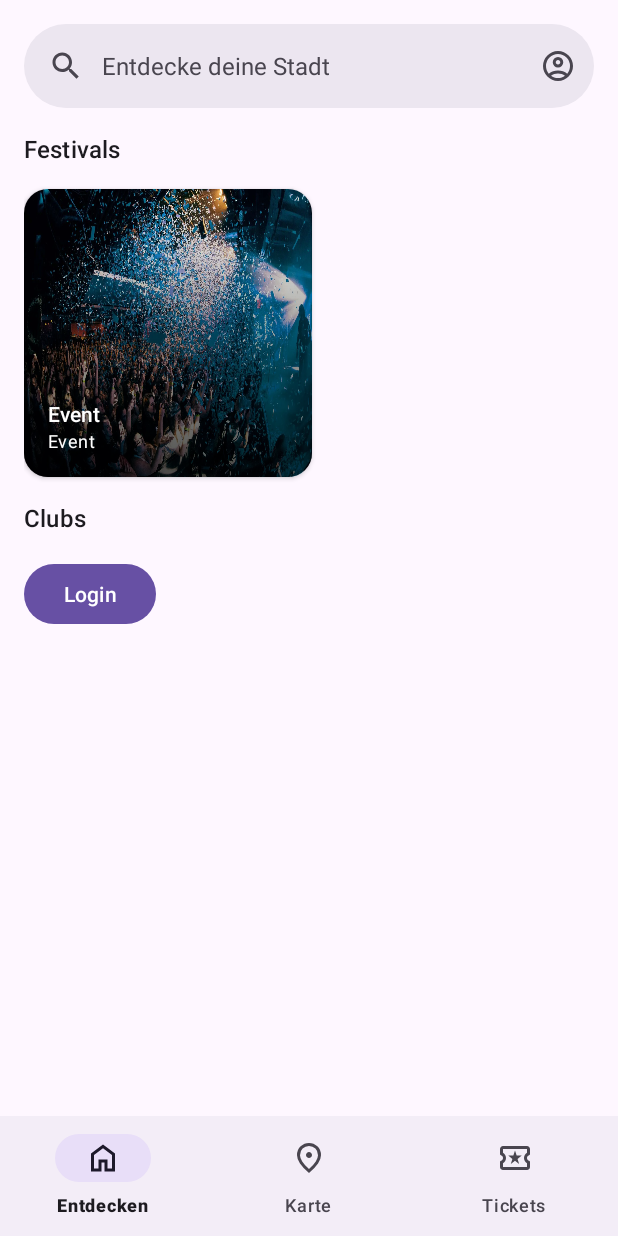
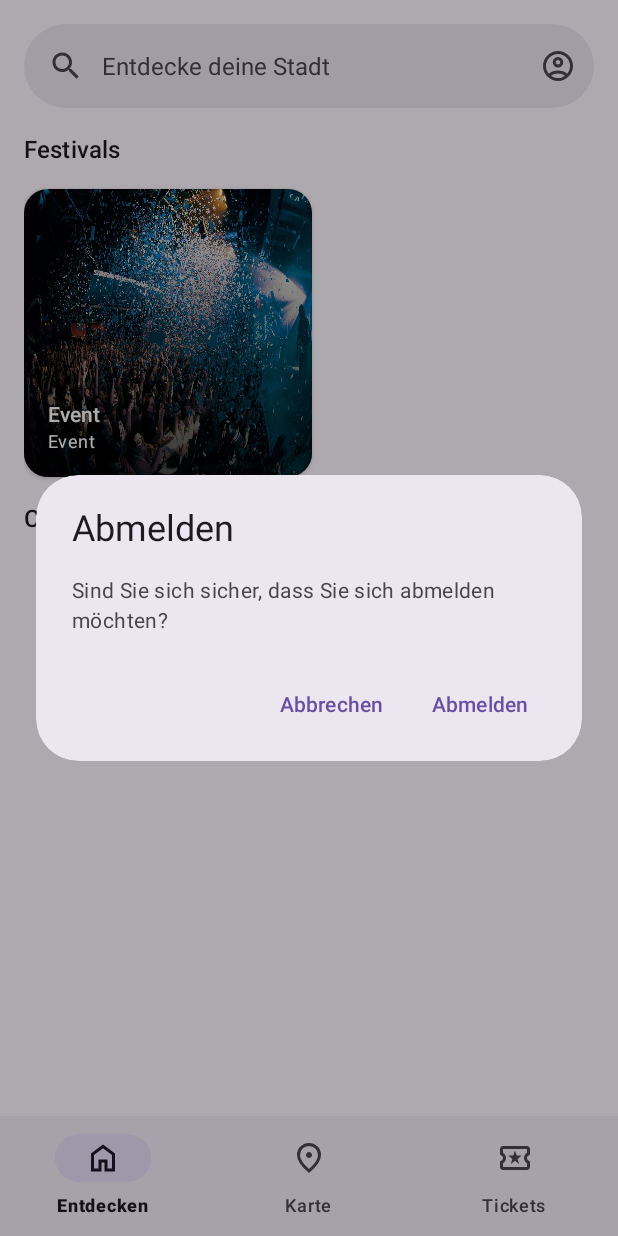
Before and after one commit to Sandlo/EventRadar, an Android app: the screen it shows after launch (MainActivity), after a tap on "Konto", on a phone screen of 412 x 824 dp. Run offline under Robolectric (Android 15) with nearby library versions, the phone set to English and light mode, and no system bars; our stand-ins replace navigation-ui.

Commit message:
Implement search bar clicks

```diff
--- a/app/src/main/java/com/example/eventradar/activities/MainActivity.kt
+++ b/app/src/main/java/com/example/eventradar/activities/MainActivity.kt
@@ -1,12 +1,28 @@
 package com.example.eventradar.activities
 
+import android.content.Context
+import android.content.Intent
 import android.os.Bundle
 import com.google.android.material.bottomnavigation.BottomNavigationView
 import androidx.navigation.fragment.NavHostFragment
 import androidx.navigation.ui.setupWithNavController
 import com.example.eventradar.R
+import com.google.android.material.dialog.MaterialAlertDialogBuilder
 
 class MainActivity : BaseActivity() {
+
+    companion object {
+        fun onAccountClicked(context: Context) {
+            MaterialAlertDialogBuilder(context).setTitle(R.string.logout)
+                .setMessage(R.string.logout_summary)
+                .setPositiveButton(R.string.logout) { _, _ ->
+                    context.startActivity(Intent(context, LoginActivity::class.java))
+                }
+                .setNegativeButton(R.string.cancel) { _, _ -> }
+                .show()
+        }
+    }
+
     override fun onCreate(savedInstanceState: Bundle?) {
         super.onCreate(savedInstanceState)
         setContentView(R.layout.activity_main)
--- a/app/src/main/java/com/example/eventradar/fragments/DiscoverFragment.kt
+++ b/app/src/main/java/com/example/eventradar/fragments/DiscoverFragment.kt
@@ -5,12 +5,13 @@ import android.os.Bundle
 import android.view.LayoutInflater
 import android.view.View
 import android.view.ViewGroup
-import android.widget.Button
 import androidx.cardview.widget.CardView
 import androidx.fragment.app.Fragment
 import com.example.eventradar.R
 import com.example.eventradar.activities.EventActivity
-import com.example.eventradar.activities.LoginActivity
+import com.example.eventradar.activities.MainActivity
+import com.example.eventradar.helpers.OutOfScopeDialog
+import com.google.android.material.search.SearchBar
 
 class DiscoverFragment : Fragment() {
 
@@ -21,12 +22,18 @@ class DiscoverFragment : Fragment() {
     ): View {
         val root = inflater.inflate(R.layout.fragment_discover, container, false)
 
+        root.findViewById<SearchBar>(R.id.search_bar).let {
+            it.setOnClickListener {
+                OutOfScopeDialog.show(requireContext())
+            }
+            it.setOnMenuItemClickListener {
+                MainActivity.onAccountClicked(requireContext())
+                true
+            }
+        }
+
         root.findViewById<CardView>(R.id.dummy_button).setOnClickListener {
             requireContext().startActivity(Intent(requireContext(), EventActivity::class.java))
-        }
-
-        root.findViewById<Button>(R.id.second_dummy_button).setOnClickListener {
-            requireContext().startActivity(Intent(requireContext(), LoginActivity::class.java))
         }
 
         return root
--- a/app/src/main/res/layout/fragment_discover.xml
+++ b/app/src/main/res/layout/fragment_discover.xml
@@ -67,10 +67,4 @@
             android:layout_marginBottom="@dimen/full_padding"
             android:text="@string/clubs"
             android:textAppearance="@style/TextAppearance.Material3.TitleMedium"/>
-
-        <Button
-            android:id="@+id/second_dummy_button"
-            android:layout_width="wrap_content"
-            android:layout_height="wrap_content"
-            android:text="@string/title_login" />
     </LinearLayout>
--- a/app/src/main/res/values/strings.xml
+++ b/app/src/main/res/values/strings.xml
@@ -6,7 +6,6 @@
     <string name="title_event">Event</string>
     <string name="title_ticket">Ticket</string>
     <string name="title_booking">Buchen</string>
-    <string name="title_login">Login</string>
     <string name="title_interests">Interessen</string>
     <string name="title_register">Registrieren</string>
     <string name="title_account">Konto</string>
@@ -14,6 +13,8 @@
     <string name="title">Titel</string>
     <string name="date">Datum</string>
     <string name="price">Preis</string>
+    <string name="cancel">Abbrechen</string>
+    <string name="ok">OK</string>
 
     <string name="search_hint_discover">Entdecke deine Stadt</string>
     <string name="search_hint_map">Finde Events in der Nähe</string>
@@ -21,4 +22,10 @@
 
     <string name="festivals">Festivals</string>
     <string name="clubs">Clubs</string>
+
+    <string name="logout">Abmelden</string>
+    <string name="logout_summary">Sind Sie sich sicher, dass Sie sich abmelden möchten?</string>
+
+    <string name="scope">Außerhalb des Umfangs</string>
+    <string name="scope_summary">Die Funktion, welche Sie versuchen aufzurufen, liegt nicht im Implementierungsumfang.</string>
 </resources>
```
Also changed, not shown: app/src/main/java/com/example/eventradar/fragments/MapFragment.kt (+16 -1 lines), app/src/main/java/com/example/eventradar/fragments/TicketsFragment.kt (+13 -0 lines), app/src/main/java/com/example/eventradar/helpers/OutOfScopeDialog.kt (added, +14 -0 lines).
